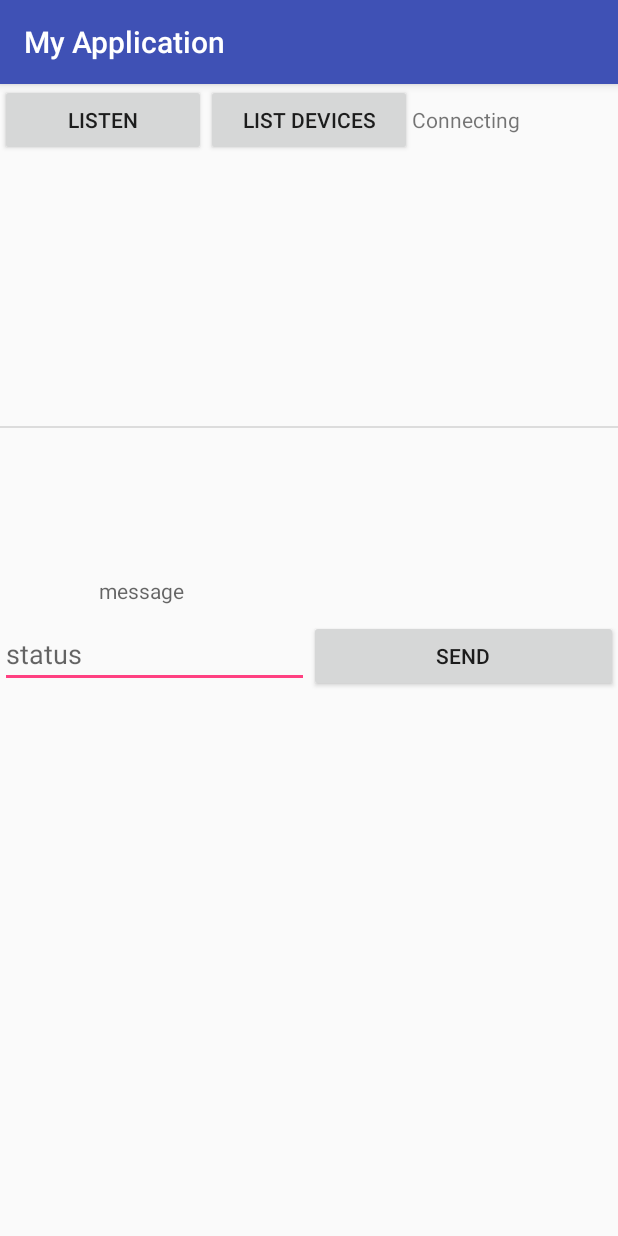
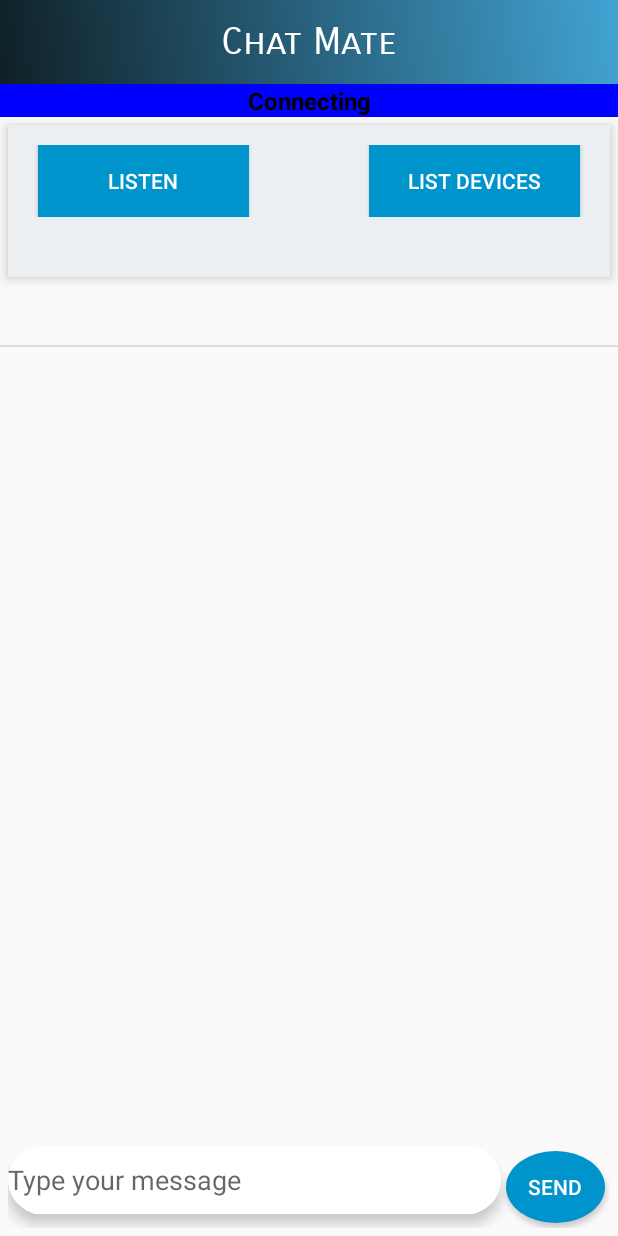
Before and after one commit to khushbu014/BluetoothMessaging, an Android app: the screen it shows after launch (MainActivity), after a tap on "SEND", on a phone screen of 412 x 824 dp. Run offline under Robolectric (Android 15) with nearby library versions, the phone set to English and light mode, and no system bars; 1 statement that could not run was skipped; 2 other taps on this screen came first.

Commit message:
changed UI

```diff
--- a/app/build.gradle
+++ b/app/build.gradle
@@ -25,4 +25,6 @@ dependencies {
     testImplementation 'junit:junit:4.12'
     androidTestImplementation 'com.android.support.test:runner:1.0.1'
     androidTestImplementation 'com.android.support.test.espresso:espresso-core:3.0.1'
+    implementation 'com.android.support:cardview-v7:26.1.0'
+    implementation 'com.android.support:recyclerview-v7:26.1.0'
 }
--- a/app/src/main/java/com/example/khushbu/myapplication/MainActivity.java
+++ b/app/src/main/java/com/example/khushbu/myapplication/MainActivity.java
@@ -4,13 +4,20 @@ import android.bluetooth.BluetoothAdapter;
 import android.bluetooth.BluetoothDevice;
 import android.bluetooth.BluetoothServerSocket;
 import android.bluetooth.BluetoothSocket;
+import android.content.Context;
 import android.content.Intent;
+import android.graphics.Color;
 import android.icu.util.Output;
 import android.os.Handler;
 import android.os.Message;
 import android.support.v7.app.AppCompatActivity;
 import android.os.Bundle;
+import android.support.v7.widget.LinearLayoutManager;
+import android.support.v7.widget.RecyclerView;
+import android.support.v7.widget.Toolbar;
 import android.util.Log;
+import android.view.GestureDetector;
+import android.view.MotionEvent;
 import android.view.View;
 import android.widget.AdapterView;
 import android.widget.ArrayAdapter;
@@ -27,13 +34,16 @@ import java.util.List;
 import java.util.Set;
 import java.util.UUID;
 
-public class MainActivity extends AppCompatActivity {
+public class MainActivity extends AppCompatActivity implements RecyclerView.OnItemTouchListener {
 
     private Button listen, listDevices, send;
     private EditText status;
-    private TextView messageBox, device_name;
-    ListView listView,listMsg;
+    private TextView device_name;
+    private ListView listView,listMsg;
+    private RecyclerView recyclerView;
+    private RecyclerView.Adapter adapterDevice;
 
+    private Toolbar toolbar;
 
     //TODO changes2
     private List<ChatMessage> chatMessages;
@@ -65,9 +75,11 @@ public class MainActivity extends AppCompatActivity {
         listDevices = findViewById(R.id.listDevices);
         send = findViewById(R.id.send);
         status = findViewById(R.id.status);
-        messageBox = findViewById(R.id.message);
         device_name = findViewById(R.id.device_name);
-        listView = findViewById(R.id.listview_devices);
+        recyclerView = findViewById(R.id.review_devices);
+//        toolbar= findViewById(R.id.home_toolbar);
+//        toolbar.setTitle("Chat Mate");
+
         listMsg = findViewById(R.id.listview_msgs);
 
         bluetoothAdapter = BluetoothAdapter.getDefaultAdapter();
@@ -90,19 +102,20 @@ public class MainActivity extends AppCompatActivity {
             }
         });
 
-        listView.setOnItemClickListener(new AdapterView.OnItemClickListener() {
-            @Override
-            public void onItemClick(AdapterView<?> adapterView, View view, int i, long l) {
+        recyclerView.addOnItemTouchListener(    new MainActivity(this, new MainActivity.OnItemClickListener() {
+            @Override public void onItemClick(View view, int position) {
+
                 try {
-                    ClientClass clientClass = new ClientClass(btarray[i]);
+                    ClientClass clientClass = new ClientClass(btarray[position]);
                     clientClass.start();
                     device_name.setText("CONNECTING");
 
                 } catch (IOException e) {
                     e.printStackTrace();
                 }
+                Log.e("TAG","hello");
             }
-        });
+        }));
 
         send.setOnClickListener(new View.OnClickListener() {
             @Override
@@ -120,15 +133,14 @@ public class MainActivity extends AppCompatActivity {
             }
         });
 
-
-
         //TODO CHANGES
-
         chatMessages = new ArrayList<>();
 
         //set ListView adapter first
         adapter = new chatAdapter(this, R.layout.chat_left, chatMessages);
         listMsg.setAdapter(adapter);
+
+
 
     }
 
@@ -149,9 +161,10 @@ public class MainActivity extends AppCompatActivity {
                         index++;
                     }
 
-                    ArrayAdapter<String> arrayAdapter = new ArrayAdapter<String>(getApplicationContext(), android.R.layout.simple_list_item_1, strings);
-                    listView.setAdapter(arrayAdapter);
-                }
+                    recyclerView.setLayoutManager(new LinearLayoutManager(MainActivity.this, LinearLayoutManager.HORIZONTAL, false));
+                    adapterDevice = new Chat(strings,getApplicationContext());
+                    recyclerView.setAdapter(adapterDevice);
+                    }
             }
         });
     }
@@ -161,16 +174,20 @@ public class MainActivity extends AppCompatActivity {
         public boolean handleMessage(Message message) {
             switch (message.what) {
                 case STATE_LISTENING:
+                    device_name.setBackgroundColor(Color.BLUE);
                     device_name.setText("Listening");
                     break;
                 case STATE_CONNECTING:
+                    device_name.setBackgroundColor(Color.BLUE);
                     device_name.setText("Connecting");
                     break;
                 case STATE_CONNECTED:
+                    device_name.setBackgroundColor(Color.GREEN);
                     device_name.setText("Connected");
                     break;
                 case STATE_CONNECTION_FAILED:
                     device_name.setText("Connecton failed");
+                    device_name.setBackgroundColor(Color.RED);
                     break;
                 case STATE_MESSaGE_RECIEVED:
 
@@ -299,4 +316,48 @@ public class MainActivity extends AppCompatActivity {
             outputStream.write(bytes);
         }
     }
+
+
+    //for recycler view
+
+    private OnItemClickListener mListener;
+
+    public interface OnItemClickListener {
+        public void onItemClick(View view, int position);
+    }
+
+    public MainActivity() {
+        // No args constructor
+    }
+
+    GestureDetector mGestureDetector;
+
+    public MainActivity(Context context, OnItemClickListener listener) {
+        mListener = listener;
+        mGestureDetector = new GestureDetector(context, new GestureDetector.SimpleOnGestureListener() {
+            @Override
+            public boolean onSingleTapUp(MotionEvent e) {
+                return true;
+            }
+        });
+    }
+
+    @Override
+    public boolean onInterceptTouchEvent(RecyclerView view, MotionEvent e) {
+        View childView = view.findChildViewUnder(e.getX(), e.getY());
+        if (childView != null && mListener != null && mGestureDetector.onTouchEvent(e)) {
+            mListener.onItemClick(childView, view.getChildAdapterPosition(childView));
+        }
+        return false;
+    }
+
+    @Override
+    public void onTouchEvent(RecyclerView view, MotionEvent motionEvent) {
+    }
+
+    @Override
+    public void onRequestDisallowInterceptTouchEvent(boolean disallowIntercept) {
+
+    }
+
 }
--- /dev/null
+++ b/app/src/main/java/com/example/khushbu/myapplication/SplashScreen.java
@@ -0,0 +1,46 @@
+package com.example.khushbu.myapplication;
+
+import android.graphics.Color;
+import android.os.Handler;
+import android.support.v7.app.AppCompatActivity;
+import android.os.Bundle;
+import android.content.Intent;
+import android.widget.Button;
+
+public class SplashScreen extends AppCompatActivity {
+
+    private Button button;
+
+    // Splash screen timer
+    private static int SPLASH_TIME_OUT = 3000;
+
+
+
+    @Override
+    protected void onCreate(Bundle savedInstanceState) {
+        super.onCreate(savedInstanceState);
+        setContentView(R.layout.activity_splash_screen);
+
+        new Handler().postDelayed(new Runnable() {
+
+            /*
+             * Showing splash screen with a timer. This will be useful when you
+             * want to show case your app logo / company
+             */
+
+            @Override
+            public void run() {
+                // This method will be executed once the timer is over
+                // Start your app main activity
+                Intent i = new Intent(SplashScreen.this, MainActivity.class);
+                startActivity(i);
+
+                // close this activity
+                finish();
+            }
+        }, SPLASH_TIME_OUT);
+
+
+    }
+
+}
--- /dev/null
+++ b/app/src/main/res/drawable/gradient.xml
@@ -0,0 +1,8 @@
+<?xml version="1.0" encoding="utf-8"?>
+<shape xmlns:android="http://schemas.android.com/apk/res/android"
+    android:shape="rectangle">
+    <gradient
+        android:startColor="#0F2027"
+        android:endColor="#42A3D3"
+        android:angle="45"/>
+</shape>
--- /dev/null
+++ b/app/src/main/res/drawable/sendbutton.xml
@@ -0,0 +1,6 @@
+<?xml version="1.0" encoding="utf-8"?>
+<shape xmlns:android="http://schemas.android.com/apk/res/android"
+    android:shape="oval"
+    >
+    <solid android:color="@color/bluebutton" />
+</shape>
--- /dev/null
+++ b/app/src/main/res/drawable/sendtext.xml
@@ -0,0 +1,5 @@
+<?xml version="1.0" encoding="utf-8"?>
+<shape xmlns:android="http://schemas.android.com/apk/res/android">
+    <solid android:color="#ffff" />
+    <corners android:radius="40dp" />
+</shape>
--- a/app/src/main/res/layout/activity_main.xml
+++ b/app/src/main/res/layout/activity_main.xml
@@ -1,25 +1,74 @@
 <?xml version="1.0" encoding="utf-8"?>
-<LinearLayout
-    xmlns:android="http://schemas.android.com/apk/res/android"
-    xmlns:app="http://schemas.android.com/apk/res-auto"
+<LinearLayout xmlns:android="http://schemas.android.com/apk/res/android"
     xmlns:tools="http://schemas.android.com/tools"
     android:layout_width="match_parent"
     android:layout_height="match_parent"
+    xmlns:app="http://schemas.android.com/apk/res-auto"
     tools:context=".MainActivity"
-    android:orientation="vertical"
-    >
+    android:orientation="vertical">
+
+    <android.support.v7.widget.Toolbar
+        android:id="@+id/home_toolbar"
+        android:layout_width="match_parent"
+        android:layout_height="?attr/actionBarSize"
+        android:background="@drawable/gradient"
+        >
+
+        <TextView
+            android:layout_width="wrap_content"
+            android:layout_height="wrap_content"
+            android:text="Chat Mate"
+            android:textColor="#FFFF"
+            android:textSize="25sp"
+            android:fontFamily="sans-serif-smallcaps"
+            android:layout_gravity="center"
+            android:id="@+id/toolbar_title" />
+
+    </android.support.v7.widget.Toolbar>
+
+    <TextView
+        android:layout_width="match_parent"
+        android:layout_height="wrap_content"
+        android:background="@color/blue"
+        android:hint="Connection Status"
+        android:id="@+id/device_name"
+        android:textSize="16sp"
+        android:gravity="center"
+        android:textColor="#000000"
+        android:textStyle="bold"
+        />
+
+    <android.support.v7.widget.CardView
+        android:layout_width="match_parent"
+        android:layout_height="wrap_content"
+        android:elevation="5dp"
+        android:background="#e5ffff"
+        app:cardElevation="5dp"
+        android:layout_margin="5dp"
+        >
 
     <LinearLayout
         android:layout_width="match_parent"
         android:layout_height="wrap_content"
+        android:orientation="vertical"
+        android:background="#eceff1"
+        >
+    <LinearLayout
+        android:layout_width="match_parent"
+        android:layout_height="wrap_content"
         android:orientation="horizontal"
+        android:layout_marginTop="13dp"
         >
 
     <Button
         android:layout_width="0dp"
         android:layout_weight="1"
+        android:layout_marginRight="40dp"
+        android:layout_marginLeft="20dp"
         android:layout_height="wrap_content"
         android:text="Listen"
+        android:textColor="#ffff"
+        android:background="@color/bluebutton"
         android:id="@+id/listen"
         />
 
@@ -27,65 +76,70 @@
         android:layout_width="0dp"
         android:layout_weight="1"
         android:text="List devices"
+        android:layout_marginRight="20dp"
+        android:layout_marginLeft="40dp"
+        android:textColor="#ffff"
+        android:background="@color/bluebutton"
         android:id="@+id/listDevices"
         android:layout_height="wrap_content">
-
     </Button>
 
-    <TextView
-        android:layout_width="0dp"
-        android:layout_weight="1"
-        android:layout_height="wrap_content"
-        android:hint="device name"
-        android:id="@+id/device_name"
-        />
+    </LinearLayout>
+        <android.support.v7.widget.RecyclerView
+            android:layout_width="wrap_content"
+            android:layout_height="wrap_content"
+            android:layout_margin="20dp"
+            android:layout_weight="1"
+            android:id="@+id/review_devices"
+            />
+    </LinearLayout>
 
-    </LinearLayout>
+    </android.support.v7.widget.CardView>
+
+    <LinearLayout
+        android:layout_width="match_parent"
+        android:layout_height="match_parent"
+        android:orientation="vertical"
+        >
 
     <ListView
         android:layout_width="wrap_content"
-        android:layout_height="100dp"
-        android:layout_margin="20dp"
-        android:id="@+id/listview_devices"
-    />
-
-    <ListView
-        android:layout_width="wrap_content"
-        android:layout_height="100dp"
+        android:layout_height="0dp"
+        android:layout_weight="1"
         android:id="@+id/listview_msgs"
         />
 
-
-    <TextView
-        android:layout_width="280dp"
-        android:layout_height="wrap_content"
-        android:layout_gravity="center"
-        android:layout_marginTop="40dp"
-        android:hint="message"
-        android:id="@+id/message"
-        />
     <LinearLayout
         android:layout_width="match_parent"
         android:layout_height="wrap_content"
+        android:layout_weight="0"
         android:orientation="horizontal"
+        android:layout_margin="5dp"
         android:layout_marginTop="10dp"
         >
 
         <EditText
             android:id="@+id/status"
             android:layout_width="0dp"
-            android:layout_height="wrap_content"
-            android:layout_weight="1"
-            android:hint="status" />
+            android:layout_height="45dp"
+            android:layout_weight="5"
+            android:hint="Type your message"
+            android:elevation="5dp"
+            android:background="@drawable/sendtext"
+            />
 
         <Button
             android:layout_width="0dp"
             android:layout_weight="1"
+            android:layout_margin="3dp"
             android:layout_height="wrap_content"
+            android:textColor="#ffff"
             android:text="send"
+            android:background="@drawable/sendbutton"
             android:id="@+id/send"
             />
 
     </LinearLayout>
+    </LinearLayout>
 
 </LinearLayout>
--- a/app/src/main/res/values/colors.xml
+++ b/app/src/main/res/values/colors.xml
@@ -3,4 +3,6 @@
     <color name="colorPrimary">#3F51B5</color>
     <color name="colorPrimaryDark">#303F9F</color>
     <color name="colorAccent">#FF4081</color>
+    <color name="blue">#b2ebf2</color>
+    <color name="bluebutton">#0094cc</color>
 </resources>
--- a/app/src/main/res/values/strings.xml
+++ b/app/src/main/res/values/strings.xml
@@ -1,3 +1,3 @@
 <resources>
-    <string name="app_name">My Application</string>
+    <string name="app_name">Chat Mate</string>
 </resources>
--- a/app/src/main/res/values/styles.xml
+++ b/app/src/main/res/values/styles.xml
@@ -1,7 +1,7 @@
 <resources>
 
     <!-- Base application theme. -->
-    <style name="AppTheme" parent="Theme.AppCompat.Light.DarkActionBar">
+    <style name="AppTheme" parent="Theme.AppCompat.DayNight.NoActionBar">
         <!-- Customize your theme here. -->
         <item name="colorPrimary">@color/colorPrimary</item>
         <item name="colorPrimaryDark">@color/colorPrimaryDark</item>
```
Also changed, not shown: app/src/main/AndroidManifest.xml (+6 -2 lines), app/src/main/java/com/example/khushbu/myapplication/Chat.java (added, +46 -0 lines), app/src/main/res/drawable/rounded_button.xml (added, +7 -0 lines), app/src/main/res/layout/activity_chat.xml (added, +20 -0 lines), app/src/main/res/layout/activity_splash_screen.xml (added, +32 -0 lines), app/src/main/res/drawable-v24/email.jpg (added), app/src/main/res/drawable-v24/msg.png (added).
